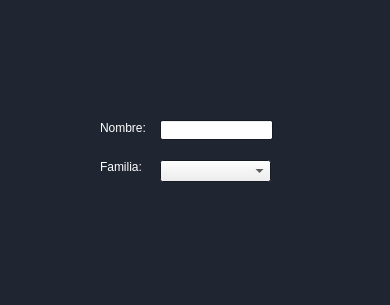
Qt form registroestilo.ui (pacheevb/ED_Proyecto2) before a commit.
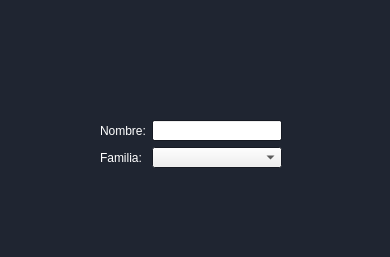
The same form after that commit. Icons and pictures are not drawn.

```diff
--- a/registroestilo.ui
+++ b/registroestilo.ui
@@ -7,7 +7,7 @@
     <x>0</x>
     <y>0</y>
     <width>390</width>
-    <height>305</height>
+    <height>257</height>
    </rect>
   </property>
   <property name="palette">
@@ -77,16 +77,6 @@
   <property name="windowTitle">
    <string>Dialog</string>
   </property>
-  <widget class="QLineEdit" name="lineEdit">
-   <property name="geometry">
-    <rect>
-     <x>160</x>
-     <y>120</y>
-     <width>113</width>
-     <height>20</height>
-    </rect>
-   </property>
-  </widget>
   <widget class="QLabel" name="label">
    <property name="geometry">
     <rect>
@@ -106,121 +96,11 @@
     <bool>true</bool>
    </property>
   </widget>
-  <widget class="QLabel" name="label_2">
-   <property name="geometry">
-    <rect>
-     <x>100</x>
-     <y>120</y>
-     <width>51</width>
-     <height>16</height>
-    </rect>
-   </property>
-   <property name="palette">
-    <palette>
-     <active>
-      <colorrole role="WindowText">
-       <brush brushstyle="SolidPattern">
-        <color alpha="255">
-         <red>255</red>
-         <green>255</green>
-         <blue>255</blue>
-        </color>
-       </brush>
-      </colorrole>
-     </active>
-     <inactive>
-      <colorrole role="WindowText">
-       <brush brushstyle="SolidPattern">
-        <color alpha="255">
-         <red>255</red>
-         <green>255</green>
-         <blue>255</blue>
-        </color>
-       </brush>
-      </colorrole>
-     </inactive>
-     <disabled>
-      <colorrole role="WindowText">
-       <brush brushstyle="SolidPattern">
-        <color alpha="255">
-         <red>120</red>
-         <green>120</green>
-         <blue>120</blue>
-        </color>
-       </brush>
-      </colorrole>
-     </disabled>
-    </palette>
-   </property>
-   <property name="text">
-    <string>Nombre:</string>
-   </property>
-  </widget>
-  <widget class="QLabel" name="label_3">
-   <property name="geometry">
-    <rect>
-     <x>100</x>
-     <y>160</y>
-     <width>47</width>
-     <height>13</height>
-    </rect>
-   </property>
-   <property name="palette">
-    <palette>
-     <active>
-      <colorrole role="WindowText">
-       <brush brushstyle="SolidPattern">
-        <color alpha="255">
-         <red>255</red>
-         <green>255</green>
-         <blue>255</blue>
-        </color>
-       </brush>
-      </colorrole>
-     </active>
-     <inactive>
-      <colorrole role="WindowText">
-       <brush brushstyle="SolidPattern">
-        <color alpha="255">
-         <red>255</red>
-         <green>255</green>
-         <blue>255</blue>
-        </color>
-       </brush>
-      </colorrole>
-     </inactive>
-     <disabled>
-      <colorrole role="WindowText">
-       <brush brushstyle="SolidPattern">
-        <color alpha="255">
-         <red>120</red>
-         <green>120</green>
-         <blue>120</blue>
-        </color>
-       </brush>
-      </colorrole>
-     </disabled>
-    </palette>
-   </property>
-   <property name="text">
-    <string>Familia:</string>
-   </property>
-  </widget>
-  <widget class="QComboBox" name="comboBox">
-   <property name="geometry">
-    <rect>
-     <x>160</x>
-     <y>160</y>
-     <width>111</width>
-     <height>22</height>
-    </rect>
-   </property>
-  </widget>
   <widget class="QPushButton" name="btn_guardarEstilo">
    <property name="geometry">
     <rect>
      <x>260</x>
-     <y>240</y>
+     <y>200</y>
      <width>101</width>
      <height>41</height>
     </rect>
@@ -236,7 +116,7 @@
    <property name="geometry">
     <rect>
      <x>260</x>
-     <y>240</y>
+     <y>200</y>
      <width>121</width>
      <height>51</height>
     </rect>
@@ -248,6 +128,112 @@
     <pixmap resource="recursos.qrc">:/Recursos/btn_guardar.png</pixmap>
    </property>
   </widget>
+  <widget class="QWidget" name="">
+   <property name="geometry">
+    <rect>
+     <x>100</x>
+     <y>120</y>
+     <width>182</width>
+     <height>48</height>
+    </rect>
+   </property>
+   <layout class="QFormLayout" name="formLayout">
+    <item row="0" column="0">
+     <widget class="QLabel" name="label_2">
+      <property name="palette">
+       <palette>
+        <active>
+         <colorrole role="WindowText">
+          <brush brushstyle="SolidPattern">
+           <color alpha="255">
+            <red>255</red>
+            <green>255</green>
+            <blue>255</blue>
+           </color>
+          </brush>
+         </colorrole>
+        </active>
+        <inactive>
+         <colorrole role="WindowText">
+          <brush brushstyle="SolidPattern">
+           <color alpha="255">
+            <red>255</red>
+            <green>255</green>
+            <blue>255</blue>
+           </color>
+          </brush>
+         </colorrole>
+        </inactive>
+        <disabled>
+         <colorrole role="WindowText">
+          <brush brushstyle="SolidPattern">
+           <color alpha="255">
+            <red>120</red>
+            <green>120</green>
+            <blue>120</blue>
+           </color>
+          </brush>
+         </colorrole>
+        </disabled>
+       </palette>
+      </property>
+      <property name="text">
+       <string>Nombre:</string>
+      </property>
+     </widget>
+    </item>
+    <item row="0" column="1">
+     <widget class="QLineEdit" name="lineEdit"/>
+    </item>
+    <item row="1" column="0">
+     <widget class="QLabel" name="label_3">
+      <property name="palette">
+       <palette>
+        <active>
+         <colorrole role="WindowText">
+          <brush brushstyle="SolidPattern">
+           <color alpha="255">
+            <red>255</red>
+            <green>255</green>
+            <blue>255</blue>
+           </color>
+          </brush>
+         </colorrole>
+        </active>
+        <inactive>
+         <colorrole role="WindowText">
+          <brush brushstyle="SolidPattern">
+           <color alpha="255">
+            <red>255</red>
+            <green>255</green>
+            <blue>255</blue>
+           </color>
+          </brush>
+         </colorrole>
+        </inactive>
+        <disabled>
+         <colorrole role="WindowText">
+          <brush brushstyle="SolidPattern">
+           <color alpha="255">
+            <red>120</red>
+            <green>120</green>
+            <blue>120</blue>
+           </color>
+          </brush>
+         </colorrole>
+        </disabled>
+       </palette>
+      </property>
+      <property name="text">
+       <string>Familia:</string>
+      </property>
+     </widget>
+    </item>
+    <item row="1" column="1">
+     <widget class="QComboBox" name="comboBox"/>
+    </item>
+   </layout>
+  </widget>
   <zorder>lineEdit</zorder>
   <zorder>label</zorder>
   <zorder>label_2</zorder>
```
Left out of the diff: 2 changed lines with no effect on the pictures.
